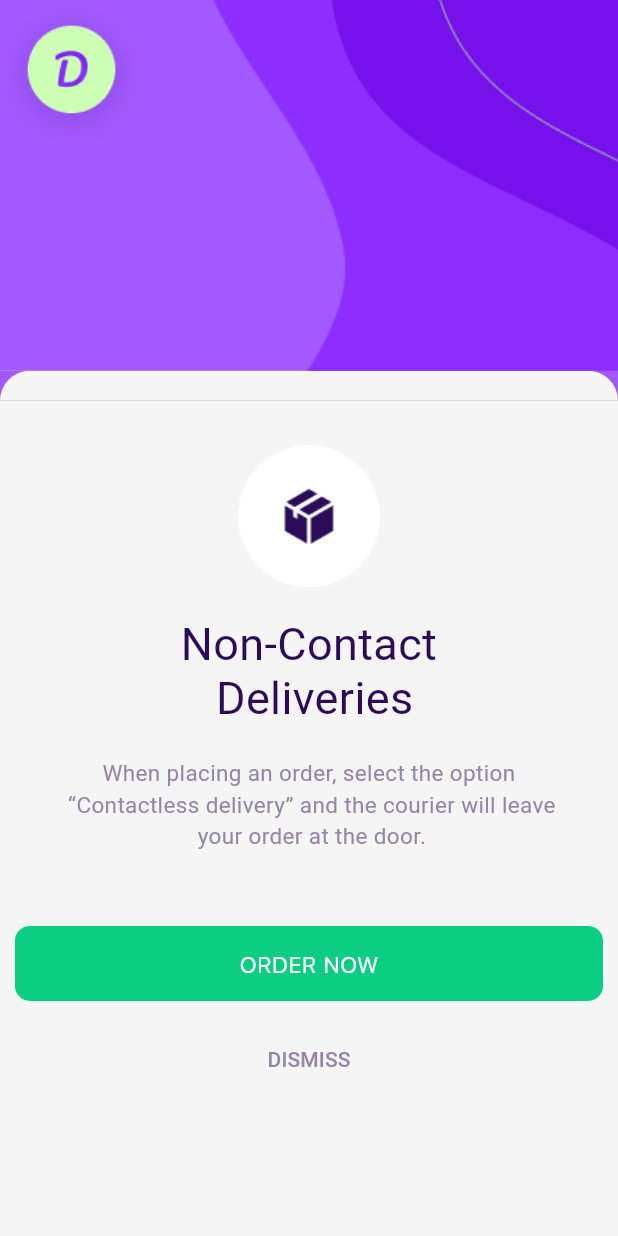
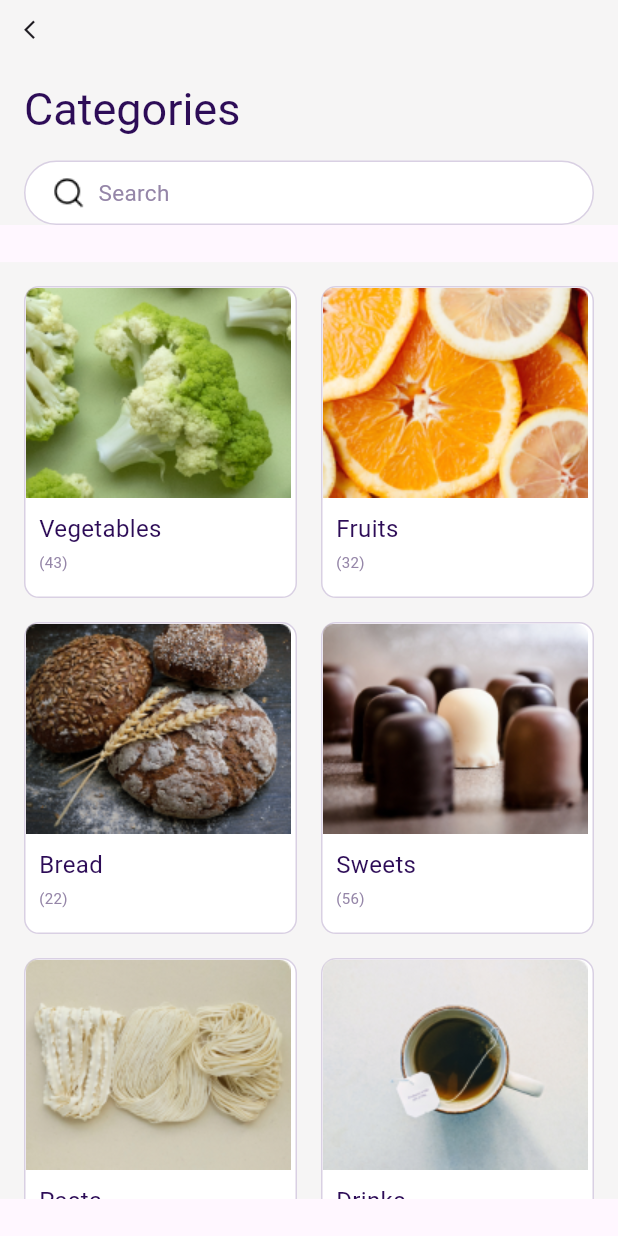
Before and after one commit to zhanchipovaap/usualDeliverShop, a Flutter app: the screen it shows after launch, on a phone screen of 412 x 824 dp. Run offline on Flutter 3.47's test engine with Material 2 defaults, Android fonts, the phone set to English and light mode, and no system bars; Roboto replaces fonts that are missing (SFproDisplayBold, SFproRegular).

Commit message:
pre categories screen and added a some text theme and colors

```diff
--- a/justScreens/lib/main.dart
+++ b/justScreens/lib/main.dart
@@ -1,4 +1,5 @@
 import 'package:flutter/material.dart';
+import 'package:testproject/sceens/categories_screen.dart';
 import 'package:testproject/sceens/splash_screen.dart';
 
 void main() {
@@ -9,16 +10,37 @@ class MyApp extends StatelessWidget {
   const MyApp({super.key});
   @override
   Widget build(BuildContext context) {
-    const primaryColor = Color(0xffa259ff);
-    const splashColor = Color(0xffF6F5F5);
+    const primaryColor = Color(0xffa259ff);//D9D0E3
+    const canvasColor = Color(0xffF6F5F5);
+    const borderColor = Color(0xffD9D0E3);
+
     return MaterialApp(
       theme: ThemeData(
+        textTheme: const TextTheme(
+          titleLarge: TextStyle(
+            height: 1.2,
+            color: Color(0xff2D0C57),
+            fontFamily: 'SFproDisplayBold',
+            fontSize: 30,
+          ),
+          bodyMedium: TextStyle(
+            color: Color(0xff9586A8),
+            fontFamily: 'SFproRegular',
+            fontSize: 15,
+          ),
+          labelMedium: TextStyle(
+            color: Colors.white,
+            fontFamily: 'SFproText',
+            fontSize: 15,
+          ),
+        ),
+        dividerColor: borderColor,
         primaryColor: primaryColor,
-        splashColor: splashColor,
+        canvasColor: canvasColor,
         colorScheme: ColorScheme.fromSeed(seedColor: primaryColor),
         useMaterial3: true,
       ),
-      home: const SplashScreen(),
+      home: CategoriesScreen(),
     );
   }
 }
--- /dev/null
+++ b/justScreens/lib/sceens/categories_screen.dart
@@ -0,0 +1,149 @@
+import 'package:flutter/material.dart';
+
+class CategoryIn {
+  final String count;
+  final String name;
+  final String pageImage;
+
+  CategoryIn(this.count, this.name, this.pageImage);
+}
+
+class CategoriesScreen extends StatelessWidget {
+  CategoriesScreen({super.key});
+
+  List<CategoryIn> categoryList = [
+    CategoryIn("43", "Vegetables", "assets/images/categories/Vegetables.png"),
+    CategoryIn("32", "Fruits", "assets/images/categories/Fruits.png"),
+    CategoryIn("22", "Bread", "assets/images/categories/Bread.png"),
+    CategoryIn("56", "Sweets", "assets/images/categories/Sweets.png"),
+    CategoryIn("43", "Pasta", "assets/images/categories/Pasta.png"),
+    CategoryIn("43", "Drinks", "assets/images/categories/Drinks.png"),
+  ];
+
+  @override
+  Widget build(BuildContext context) {
+    final theme = Theme.of(context);
+    return Scaffold(
+        body: NestedScrollView(
+            headerSliverBuilder:
+                (BuildContext context, bool innerBoxIsScrolled) {
+              return <Widget>[
+                SliverAppBar(
+                    pinned: true,
+                    title: Container(
+                      alignment: Alignment.centerLeft,
+                      child: const Icon(Icons.arrow_back_ios, size: 15),
+                    ),
+                    expandedHeight: 150,
+                    backgroundColor: theme.canvasColor,
+                    bottom: PreferredSize(
+                      preferredSize: const Size.fromHeight(70),
+                      child: Column(
+                        children: [
+                          Container(
+                            padding: const EdgeInsets.all(16),
+                            alignment: Alignment.topLeft,
+                            child: Text(
+                              'Categories',
+                              style: theme.textTheme.titleLarge,
+                            ),
+                          ),
+                          Container(
+                            width: double.infinity,
+                            margin: const EdgeInsets.symmetric(horizontal: 16),
+                            padding: const EdgeInsets.all(9),
+                            decoration: BoxDecoration(
+                              color: Colors.white,
+                              borderRadius: BorderRadius.circular(23),
+                              border: Border.all(
+                                color: theme.dividerColor,
+                                width: 1,
+                              ),
+                            ),
+                            child: Row(
+                              children: [
+                                Padding(
+                                  padding: EdgeInsets.symmetric(
+                                      horizontal:
+                                          MediaQuery.of(context).size.height *
+                                              0.01),
+                                  child: Image.asset('assets/images/search.png',
+                                      height: 23),
+                                ),
+                                Text(
+                                  'Search',
+                                  style: theme.textTheme.bodyMedium,
+                                ),
+                              ],
+                            ),
+                          ),
+                        ],
+                      ),
+                    )),
+              ];
+            },
+            body: Padding(
+              padding: EdgeInsets.symmetric(
+                  vertical: MediaQuery.of(context).size.height * 0.03),
+              child: Container(
+                decoration: BoxDecoration(
+                  color: theme.canvasColor,
+                ),
+                child: GridView.count(
+                  crossAxisCount: 2,
+                  padding: const EdgeInsets.all(16),
+                  childAspectRatio: (7 / 8),
+                  crossAxisSpacing: 16,
+                  mainAxisSpacing: 16,
+                  children: categoryList.map((CategoryIn value) {
+                    return categoriesTile(value, theme);
+                  }).toList(),
+                ),
+              ),
+            )));
+  }
+
+  Widget categoriesTile(CategoryIn category, ThemeData theme) {
+    return Container(
+      decoration: BoxDecoration(
+        color: Colors.white,
+        borderRadius: BorderRadius.circular(10),
+        border: Border.all(
+          color: theme.dividerColor,
+          width: 1,
+        ),
+      ),
+      child: Column(
+        crossAxisAlignment: CrossAxisAlignment.start,
+        children: [
+          Image.asset(category.pageImage),
+          Padding(
+            padding: const EdgeInsets.all(9),
+            child: Column(
+              crossAxisAlignment: CrossAxisAlignment.start,
+              children: [
+                Padding(
+                  padding: const EdgeInsets.only(bottom: 4),
+                  child: Text(
+                    category.name,
+                    style: const TextStyle(
+                      color: Color(0xff2D0C57),
+                      fontFamily: 'SFproDisplayBold',
+                      fontSize: 16,
+                    ),
+                  ),
+                ),
+                Text(
+                  "(${category.count})",
+                  style: const TextStyle(
+                    fontSize: 10,
+                  ),
+                ),
+              ],
+            ),
+          )
+        ],
+      ),
+    );
+  }
+}
--- a/justScreens/lib/sceens/splash_screen.dart
+++ b/justScreens/lib/sceens/splash_screen.dart
@@ -1,9 +1,7 @@
 import 'package:flutter/material.dart';
 
 class SplashScreen extends StatefulWidget {
-  const SplashScreen({super.key, this.title});
-
-  final String? title;
+  const SplashScreen({super.key});
 
   @override
   _SplashScreenState createState() => _SplashScreenState();
@@ -17,7 +15,7 @@ class _SplashScreenState extends State<SplashScreen> {
       body: NestedScrollView(
         body: Container(
           decoration: BoxDecoration(
-            color: theme.splashColor,
+            color: theme.canvasColor,
           ),
           child: Column(
             children: [
@@ -37,25 +35,16 @@ class _SplashScreenState extends State<SplashScreen> {
               Padding(
                 padding: EdgeInsets.symmetric(
                     vertical: MediaQuery.of(context).size.height * 0.025),
-                child: const Text(
+                child: Text(
                   "Non-Contact\n Deliveries",
                   textAlign: TextAlign.center,
-                  style: TextStyle(
-                    height: 1.2,
-                    color: Color(0xff2D0C57),
-                    fontFamily: 'SFproDisplayBold',
-                    fontSize: 30,
-                  ),
+                  style: theme.textTheme.titleLarge,
                 ),
               ),
-              const Text(
+              Text(
                 "When placing an order, select the option\n “Contactless delivery” and the courier will leave\n your order at the door.",
                 textAlign: TextAlign.center,
-                style: TextStyle(
-                  color: Color(0xff9586A8),
-                  fontFamily: 'SFproRegular',
-                  fontSize: 15,
-                ),
+                style: theme.textTheme.bodyMedium,
               ),
               Padding(
                 padding: EdgeInsets.only(
@@ -70,13 +59,9 @@ class _SplashScreenState extends State<SplashScreen> {
                     backgroundColor: const Color(0xff0BCE83),
                     padding: const EdgeInsets.all(10),
                   ),
-                  child: const Text(
+                  child: Text(
                     'ORDER NOW',
-                    style: TextStyle(
-                      color: Colors.white,
-                      fontFamily: 'SFproText',
-                      fontSize: 15,
-                    ),
+                    style: theme.textTheme.labelMedium,
                   ),
                 ),
               ),
@@ -133,9 +118,9 @@ class _SplashScreenState extends State<SplashScreen> {
                   children: <Widget>[
                     Container(
                       height: 20,
-                      decoration: const BoxDecoration(
-                        color: Color(0xffF6F5F5), //F6F5F5
-                        borderRadius: BorderRadius.only(
+                      decoration: BoxDecoration(
+                        color: theme.canvasColor, //F6F5F5
+                        borderRadius: const BorderRadius.only(
                           topLeft: Radius.circular(20.0),
                           topRight: Radius.circular(20.0),
                         ),
```
Also changed, not shown: justScreens/pubspec.yaml (+7 -0 lines), justScreens/assets/images/categories/Bread.png (added), justScreens/assets/images/categories/Drinks.png (added), justScreens/assets/images/categories/Fruits.png (added), justScreens/assets/images/categories/Pasta.png (added), justScreens/assets/images/categories/Sweets.png (added), justScreens/assets/images/categories/Vegetables.png (added), justScreens/assets/images/search.png (added).
